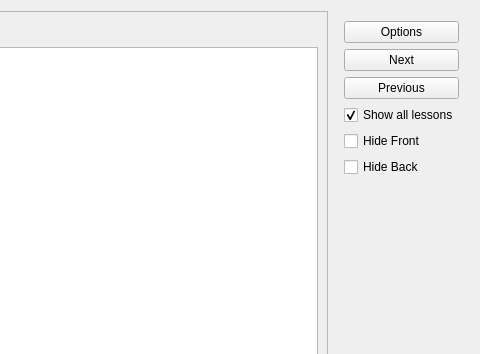
This is forms/list.ui in axelmoreen/AnkiBuddy as Qt 5 draws it before an edit; both pictures show x 629 to 1109 and y 0 to 354 of the 1109 by 826 pixel window. The edited form follows.
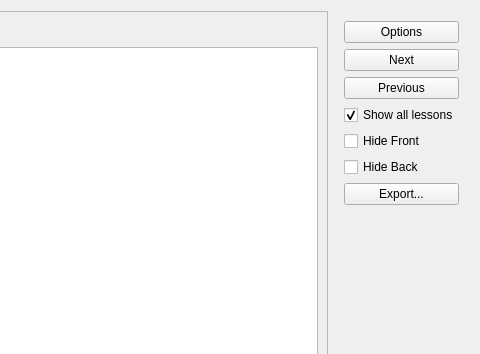
This is the edited form.

Commit message: add exporting .csv and .txt from list

The edit to the form file:
```diff
--- a/forms/list.ui
+++ b/forms/list.ui
@@ -184,6 +184,13 @@
          </property>
         </layout>
        </item>
+       <item>
+        <widget class="QPushButton" name="exportButton">
+         <property name="text">
+          <string>Export...</string>
+         </property>
+        </widget>
+       </item>
        <item>
         <spacer name="verticalSpacer">
          <property name="orientation">
```
The commit also changes 6 other files.
